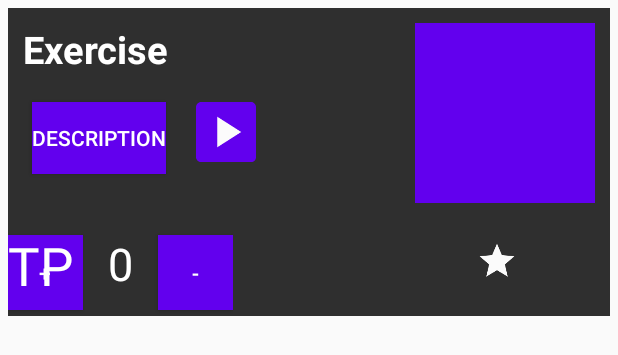
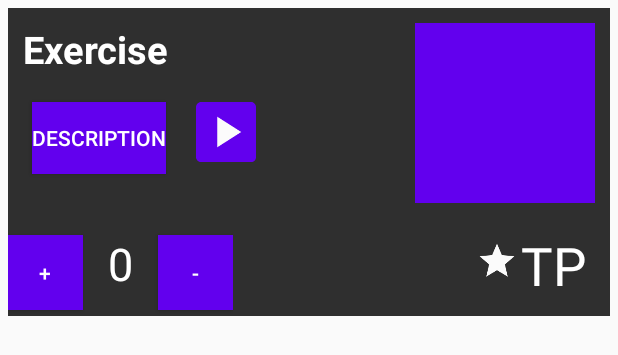
Before and after one commit to butter-chicken27/TetFit, an Android app: the layout list_exercise.xml on its own in the app's theme, with its tools: preview values and no code run, on a phone screen of 412 x 824 dp. Shown: the top 355 px of the screen. Run offline under Robolectric (Android 15) with nearby library versions, the phone set to English and light mode, and no system bars.

```diff
--- a/app/src/main/res/layout/list_exercise.xml
+++ b/app/src/main/res/layout/list_exercise.xml
@@ -119,7 +119,7 @@
             android:text="TP"
             android:textColor="#FFFFFF"
             android:textSize="35sp"
-            app:layout_constraintStart_toEndOf="@+id/imageView"
+            app:layout_constraintStart_toEndOf="@+id/rate"
             app:layout_constraintTop_toTopOf="parent" />
 
     </androidx.constraintlayout.widget.ConstraintLayout>
```
Also changed, not shown: app/src/main/java/com/example/tetfit/ExerciseAdapter.java (+6 -5 lines).
